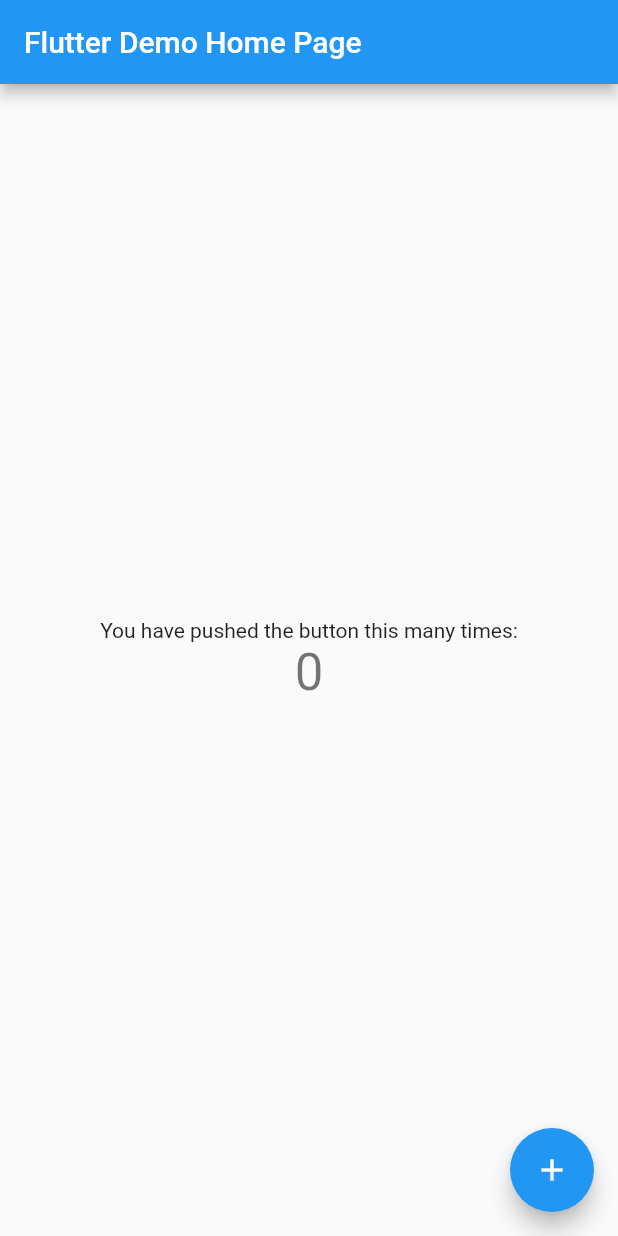
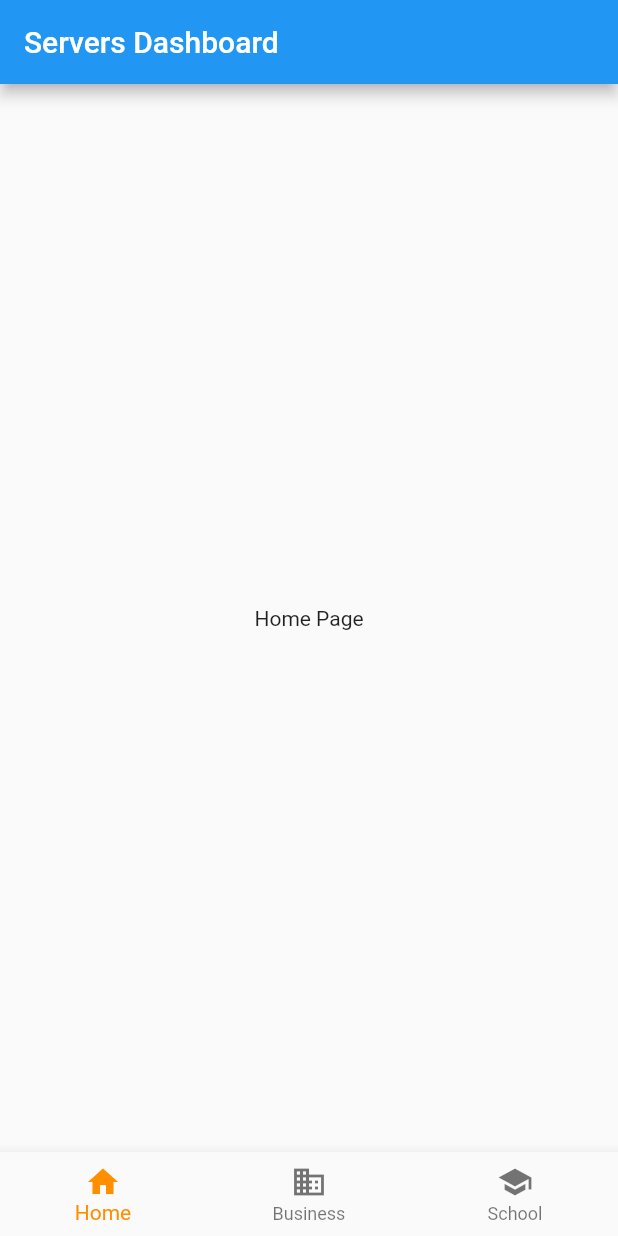
Before and after one commit to cookiedabaker/Coffee, a Flutter app: the screen it shows after launch, on a phone screen of 412 x 824 dp. Run offline on Flutter 3.47's test engine with Material 2 defaults, Android fonts, the phone set to English and light mode, and no system bars.

Commit message:
Added various pages and (non-functional) bottom nav bar

```diff
--- a/lib/main.dart
+++ b/lib/main.dart
@@ -1,117 +1,30 @@
 import 'package:flutter/material.dart';
 
-void main() {
-  runApp(MyApp());
-}
+// Screens
+import 'screens/myhomepage.dart';
+import 'screens/account.dart';
+import 'screens/settings.dart';
+import 'screens/about.dart';
+
+
+void main() => runApp(MyApp());
 
 class MyApp extends StatelessWidget {
-  // This widget is the root of your application.
   @override
   Widget build(BuildContext context) {
     return MaterialApp(
-      title: 'Flutter Demo',
+      title: 'Project Coffee',
       theme: ThemeData(
-        // This is the theme of your application.
-        //
-        // Try running your application with "flutter run". You'll see the
-        // application has a blue toolbar. Then, without quitting the app, try
-        // changing the primarySwatch below to Colors.green and then invoke
-        // "hot reload" (press "r" in the console where you ran "flutter run",
-        // or simply save your changes to "hot reload" in a Flutter IDE).
-        // Notice that the counter didn't reset back to zero; the application
-        // is not restarted.
         primarySwatch: Colors.blue,
-        // This makes the visual density adapt to the platform that you run
-        // the app on. For desktop platforms, the controls will be smaller and
-        // closer together (more dense) than on mobile platforms.
-        visualDensity: VisualDensity.adaptivePlatformDensity,
       ),
-      home: MyHomePage(title: 'Flutter Demo Home Page'),
+      initialRoute: '/',
+      // Routes for the app
+      routes: {
+        '/': (context) => MyHomePage(title: 'Servers Dashboard'),
+        '/account': (context) => AccountPage(),
+        '/settings': (context) => Settings(),
+        '/about': (context) => AboutPage(),
+      },
     );
   }
 }
-
-class MyHomePage extends StatefulWidget {
-  MyHomePage({Key key, this.title}) : super(key: key);
-
-  // This widget is the home page of your application. It is stateful, meaning
-  // that it has a State object (defined below) that contains fields that affect
-  // how it looks.
-
-  // This class is the configuration for the state. It holds the values (in this
-  // case the title) provided by the parent (in this case the App widget) and
-  // used by the build method of the State. Fields in a Widget subclass are
-  // always marked "final".
-
-  final String title;
-
-  @override
-  _MyHomePageState createState() => _MyHomePageState();
-}
-
-class _MyHomePageState extends State<MyHomePage> {
-  int _counter = 0;
-
-  void _incrementCounter() {
-    setState(() {
-      // This call to setState tells the Flutter framework that something has
-      // changed in this State, which causes it to rerun the build method below
-      // so that the display can reflect the updated values. If we changed
-      // _counter without calling setState(), then the build method would not be
-      // called again, and so nothing would appear to happen.
-      _counter++;
-    });
-  }
-
-  @override
-  Widget build(BuildContext context) {
-    // This method is rerun every time setState is called, for instance as done
-    // by the _incrementCounter method above.
-    //
-    // The Flutter framework has been optimized to make rerunning build methods
-    // fast, so that you can just rebuild anything that needs updating rather
-    // than having to individually change instances of widgets.
-    return Scaffold(
-      appBar: AppBar(
-        // Here we take the value from the MyHomePage object that was created by
-        // the App.build method, and use it to set our appbar title.
-        title: Text(widget.title),
-      ),
-      body: Center(
-        // Center is a layout widget. It takes a single child and positions it
-        // in the middle of the parent.
-        child: Column(
-          // Column is also a layout widget. It takes a list of children and
-          // arranges them vertically. By default, it sizes itself to fit its
-          // children horizontally, and tries to be as tall as its parent.
-          //
-          // Invoke "debug painting" (press "p" in the console, choose the
-          // "Toggle Debug Paint" action from the Flutter Inspector in Android
-          // Studio, or the "Toggle Debug Paint" command in Visual Studio Code)
-          // to see the wireframe for each widget.
-          //
-          // Column has various properties to control how it sizes itself and
-          // how it positions its children. Here we use mainAxisAlignment to
-          // center the children vertically; the main axis here is the vertical
-          // axis because Columns are vertical (the cross axis would be
-          // horizontal).
-          mainAxisAlignment: MainAxisAlignment.center,
-          children: <Widget>[
-            Text(
-              'You have pushed the button this many times:',
-            ),
-            Text(
-              '$_counter',
-              style: Theme.of(context).textTheme.headline4,
-            ),
-          ],
-        ),
-      ),
-      floatingActionButton: FloatingActionButton(
-        onPressed: _incrementCounter,
-        tooltip: 'Increment',
-        child: Icon(Icons.add),
-      ), // This trailing comma makes auto-formatting nicer for build methods.
-    );
-  }
-}
--- /dev/null
+++ b/lib/screens/myhomepage.dart
@@ -0,0 +1,32 @@
+//homepage
+import 'package:flutter/material.dart';
+import '../widgets/bottomnav.dart';
+
+class MyHomePage extends StatefulWidget {
+  MyHomePage({Key key, this.title}) : super(key: key);
+  final String title;
+
+  @override
+  _MyHomePageState createState() => _MyHomePageState();
+}
+
+class _MyHomePageState extends State<MyHomePage> {
+  @override
+  void initState() {
+    // TODO: implement initState
+    super.initState();
+  }
+
+  @override
+  Widget build(BuildContext context) {
+    return Scaffold(
+      appBar: AppBar(
+        title: Text(widget.title),
+      ),
+      bottomNavigationBar: SharedBottomNav(),
+      body: Center(
+        child: Text('Home Page'),
+      ),
+    );
+  }
+}
--- /dev/null
+++ b/lib/widgets/bottomnav.dart
@@ -0,0 +1,61 @@
+// Shared bottom nav
+
+// https://willowtreeapps.com/ideas/how-to-use-flutter-to-build-an-app-with-bottom-navigation
+
+import 'package:flutter/material.dart';
+
+class SharedBottomNav extends StatefulWidget {
+  SharedBottomNav({Key key}) : super(key: key);
+
+  @override
+  _SharedBottomNavState createState() => _SharedBottomNavState();
+}
+
+class _SharedBottomNavState extends State<SharedBottomNav> {
+  int _selectedIndex = 0;
+  static const TextStyle optionStyle =
+  TextStyle(fontSize: 30, fontWeight: FontWeight.bold);
+  static const List<Widget> _widgetOptions = <Widget>[
+    Text(
+      'Index 0: Home',
+      style: optionStyle,
+    ),
+    Text(
+      'Index 1: Business',
+      style: optionStyle,
+    ),
+    Text(
+      'Index 2: School',
+      style: optionStyle,
+    ),
+  ];
+
+  void _onItemTapped(int index) {
+    setState(() {
+      _selectedIndex = index;
+    });
+  }
+
+  @override
+  Widget build(BuildContext context) {
+    return BottomNavigationBar(
+      items: const <BottomNavigationBarItem>[
+        BottomNavigationBarItem(
+          icon: Icon(Icons.home),
+          title: Text('Home'),
+        ),
+        BottomNavigationBarItem(
+          icon: Icon(Icons.business),
+          title: Text('Business'),
+        ),
+        BottomNavigationBarItem(
+          icon: Icon(Icons.school),
+          title: Text('School'),
+        ),
+      ],
+      currentIndex: _selectedIndex,
+      selectedItemColor: Colors.amber[800],
+      onTap: _onItemTapped,
+    );
+  }
+}
```
Also changed, not shown: lib/screens/about.dart (added, +32 -0 lines), lib/screens/account.dart (added, +33 -0 lines), lib/screens/settings.dart (added, +27 -0 lines).
